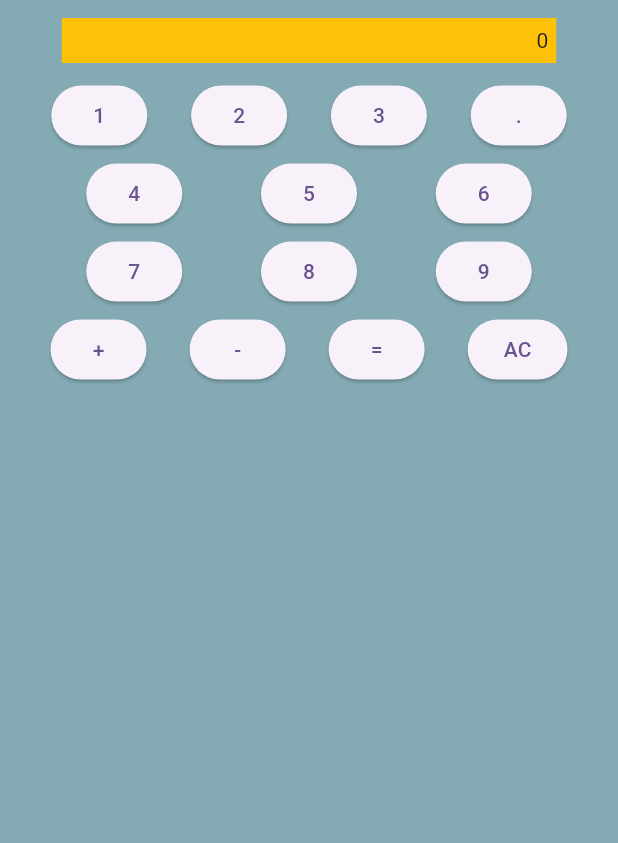
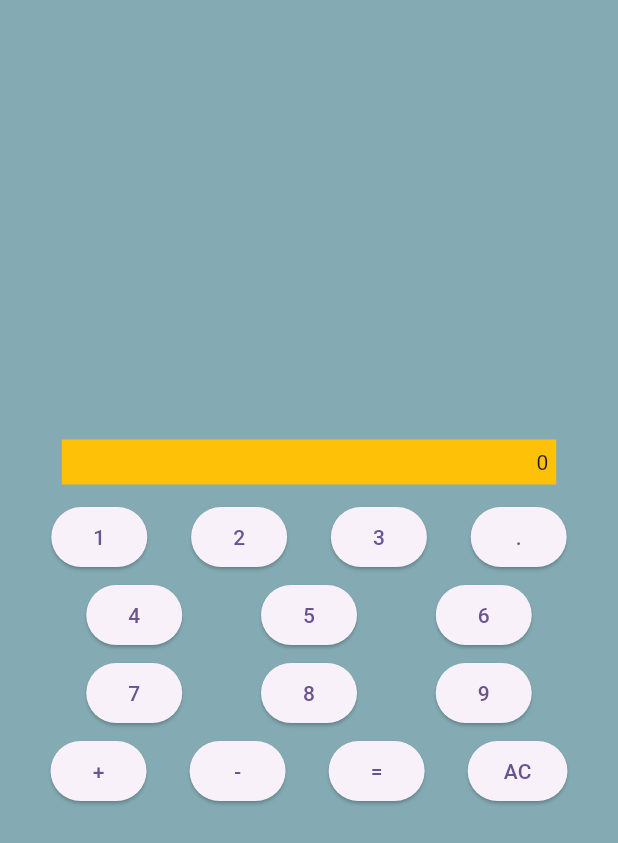
Before and after one commit to GComputeNerd/Flutter-Calculator, a Flutter app: the screen it shows after launch, on a phone screen of 412 x 824 dp. Shown: the top 843 px of the screen. Run offline on Flutter 3.47's test engine with Material 3 defaults, Android fonts, the phone set to English and light mode, and no system bars.

Commit message:
Calculator grid is now centered

```diff
--- a/lib/main.dart
+++ b/lib/main.dart
@@ -58,7 +58,6 @@ class CalculatorData extends ChangeNotifier {
 
     return result;
   }
-
 
   void updateNumber(num x) {
     testAndResetBuffers();
@@ -162,7 +161,7 @@ class MyHomePage extends StatelessWidget {
   Widget build(BuildContext context) {
     return const Scaffold(
       backgroundColor: Color(0xff84abb4),
-      body: CalculatorMain(),
+      body: Center(child: CalculatorMain()),
     );
   }
 }
```
